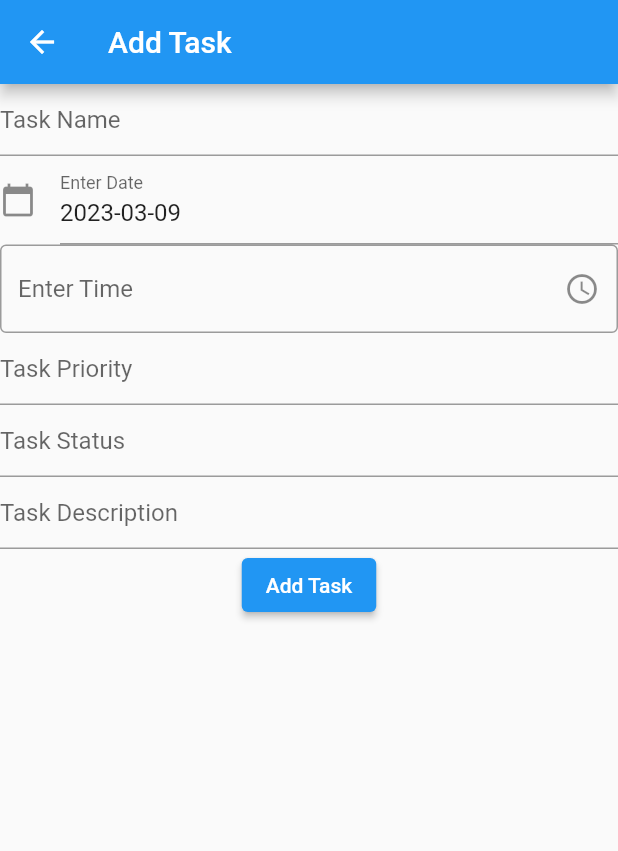
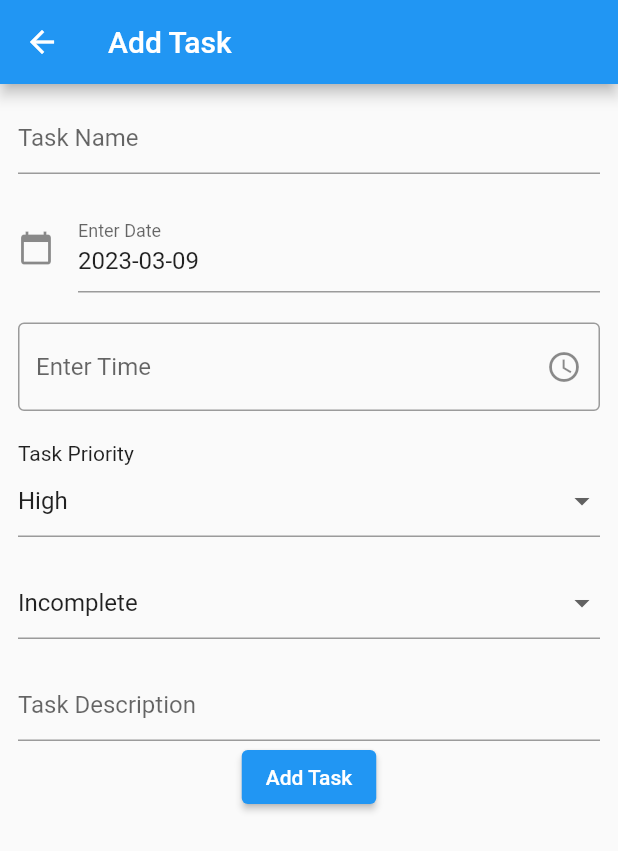
Before and after one commit to nightkuzan/scheduletdl, a Flutter app: the AddTask screen opened directly, on a phone screen of 412 x 824 dp. Shown: the top 851 px of the screen. Run offline on Flutter 3.47's test engine with Material 2 defaults, Android fonts, the phone set to English and light mode, and no system bars; our stand-ins replace cloud_firestore, firebase_auth, firebase_core, fluttertoast, form_field_validator; missing offline and left inert: time_planner; accounts and stored records are empty.

```diff
--- a/lib/todolist/addtask.dart
+++ b/lib/todolist/addtask.dart
@@ -2,6 +2,9 @@ import 'package:flutter/material.dart';
 import 'package:firebase_core/firebase_core.dart';
 import 'package:cloud_firestore/cloud_firestore.dart';
 import 'package:intl/intl.dart';
+import 'package:firebase_auth/firebase_auth.dart';
+import 'package:fluttertoast/fluttertoast.dart';
+import 'package:scheduletdl/todolist/listview.dart';
 
 class AddTask extends StatefulWidget {
   const AddTask({super.key});
@@ -11,6 +14,8 @@ class AddTask extends StatefulWidget {
 }
 
 class _AddTaskState extends State<AddTask> {
+  User? user = FirebaseAuth.instance.currentUser;
+
   // fromkey
   final GlobalKey<FormState> _formKey = GlobalKey<FormState>();
   // taskname: "English""
@@ -27,12 +32,14 @@ class _AddTaskState extends State<AddTask> {
   final TextEditingController _taskstatus = TextEditingController();
   final TextEditingController _taskdescription = TextEditingController();
 
-  DateTime _selectedDate = DateTime.now();
+  final DateTime _selectedDate = DateTime.now();
 
   @override
   void initState() {
     super.initState();
     _taskdate.text = DateFormat('yyyy-MM-dd').format(_selectedDate);
+    _taskpriority.text = 'High';
+    _taskstatus.text = 'Incomplete';
   }
 
   @override
@@ -41,12 +48,15 @@ class _AddTaskState extends State<AddTask> {
       appBar: AppBar(
         title: const Text('Add Task'),
       ),
-      body: Container(
+      body: SingleChildScrollView(
+        child: Padding(
+          padding: const EdgeInsets.all(12),
           child: Column(
             children: [
               Form(
                 key: _formKey,
-              child: Column(
+                child: Wrap(
+                  runSpacing: 20,
                   children: [
                     TextFormField(
                       controller: _taskname,
@@ -60,19 +70,6 @@ class _AddTaskState extends State<AddTask> {
                         return null;
                       },
                     ),
-                  //  date input
-                  // TextFormField(
-                  //   controller: _taskdate,
-                  //   decoration: const InputDecoration(
-                  //     hintText: 'Task Date',
-                  //   ),
-                  //   validator: (String? value) {
-                  //     if (value == null || value.isEmpty) {
-                  //       return 'Please enter some text';
-                  //     }
-                  //     return null;
-                  //   },
-                  // ),
                     TextFormField(
                       controller: _taskdate,
                       decoration: const InputDecoration(
@@ -90,12 +87,8 @@ class _AddTaskState extends State<AddTask> {
                             lastDate: DateTime(2100));
 
                         if (pickedDate != null) {
-                        print(
-                            pickedDate); //pickedDate output format => 2021-03-10 00:00:00.000
                           String formattedDate =
                               DateFormat('yyyy-MM-dd').format(pickedDate);
-                        print(
-                            formattedDate); //formatted date output using intl package =>  2021-03-16
                           setState(() {
                             _taskdate.text =
                                 formattedDate; //set output date to TextField value.
@@ -116,7 +109,6 @@ class _AddTaskState extends State<AddTask> {
                                 initialTime: TimeOfDay.now(),
                               );
                               if (pickedTime != null) {
-
                                 setState(() {
                                   _tasktime.text = pickedTime.format(context);
                                 });
@@ -127,9 +119,32 @@ class _AddTaskState extends State<AddTask> {
                         ),
                       ),
                     ),
-
-                  TextFormField(
-                    controller: _taskpriority,
+                    // dropdown
+                    Column(
+                      crossAxisAlignment: CrossAxisAlignment.start,
+                      children: [
+                        const Text("Task Priority"),
+                        DropdownButtonFormField(
+                          value: _taskpriority.text,
+                          items: const [
+                            DropdownMenuItem(
+                              value: "High",
+                              child: Text("High"),
+                            ),
+                            DropdownMenuItem(
+                              value: "Medium",
+                              child: Text("Medium"),
+                            ),
+                            DropdownMenuItem(
+                              value: "Low",
+                              child: Text("Low"),
+                            ),
+                          ],
+                          onChanged: (value) {
+                            setState(() {
+                              _taskpriority.text = value.toString();
+                            });
+                          },
                           decoration: const InputDecoration(
                             hintText: 'Task Priority',
                           ),
@@ -140,8 +155,26 @@ class _AddTaskState extends State<AddTask> {
                             return null;
                           },
                         ),
-                  TextFormField(
-                    controller: _taskstatus,
+                      ],
+                    ),
+                    // dropdown
+                    DropdownButtonFormField(
+                      value: _taskstatus.text,
+                      items: const [
+                        DropdownMenuItem(
+                          value: "Incomplete",
+                          child: Text("Incomplete"),
+                        ),
+                        DropdownMenuItem(
+                          value: "Complete",
+                          child: Text("Complete"),
+                        ),
+                      ],
+                      onChanged: (value) {
+                        setState(() {
+                          _taskstatus.text = value.toString();
+                        });
+                      },
                       decoration: const InputDecoration(
                         hintText: 'Task Status',
                       ),
@@ -169,20 +202,46 @@ class _AddTaskState extends State<AddTask> {
               ),
               ElevatedButton(
                 onPressed: () {
-                FirebaseFirestore.instance.collection('Todolist').add({
-                  'taskname': 'Math',
-                  'taskdescription': 'Do math homework',
-                  'taskdate': '2021-10-10',
-                  'tasktime': '10:00',
-                  'taskpriority': 'High',
-                  'taskstatus': 'Incomplete'
-                });
+                  Map<String, dynamic> task = {
+                    'taskname': _taskname.text,
+                    'taskdate': _taskdate.text,
+                    'tasktime': _tasktime.text,
+                    'taskpriority': _taskpriority.text,
+                    'taskstatus': _taskstatus.text,
+                    'taskdescription': _taskdescription.text,
+                  };
+                  FirebaseFirestore.instance
+                      .collection('users')
+                      .doc(user?.uid)
+                      .collection('tasks')
+                      .doc('task')
+                      .set(
+                    {
+                      'tasks': FieldValue.arrayUnion([task])
+                    },
+                    SetOptions(merge: true),
+                  );
+                  // pop and return to previous page and refresh
+                  Navigator.pop(context);
+                  Navigator.pushReplacement(
+                      context,
+                      MaterialPageRoute(
+                          builder: (context) => const Todolist()));
+                  Fluttertoast.showToast(
+                      msg: "Task Added",
+                      toastLength: Toast.LENGTH_SHORT,
+                      gravity: ToastGravity.BOTTOM,
+                      timeInSecForIosWeb: 1,
+                      backgroundColor: Colors.green,
+                      textColor: Colors.white,
+                      fontSize: 16.0);
                 },
                 child: const Text('Add Task'),
               ),
             ],
           ),
         ),
+      ),
     );
   }
 }
```
Lines whose indentation alone changed are shown as unchanged.
